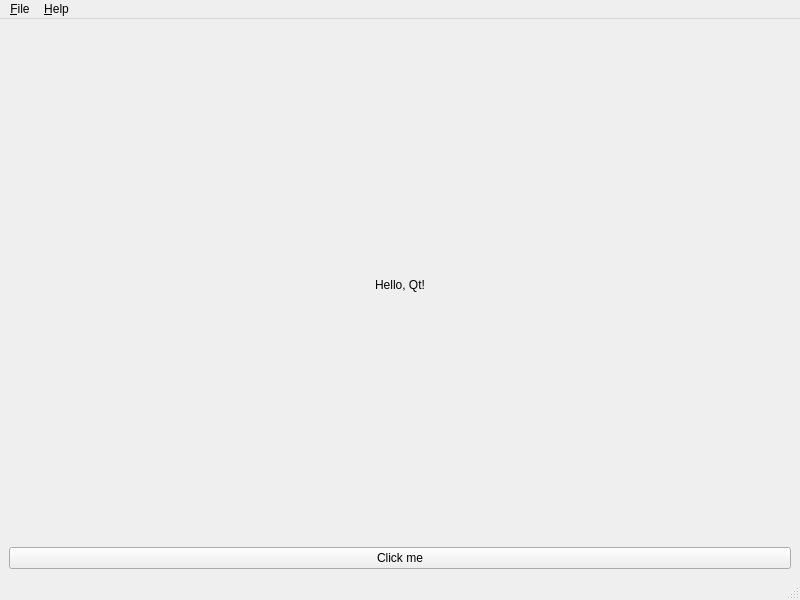
Before: the Qt Designer form src/qt_app/window.ui in cleonro/PythonTest, drawn with Qt 5.
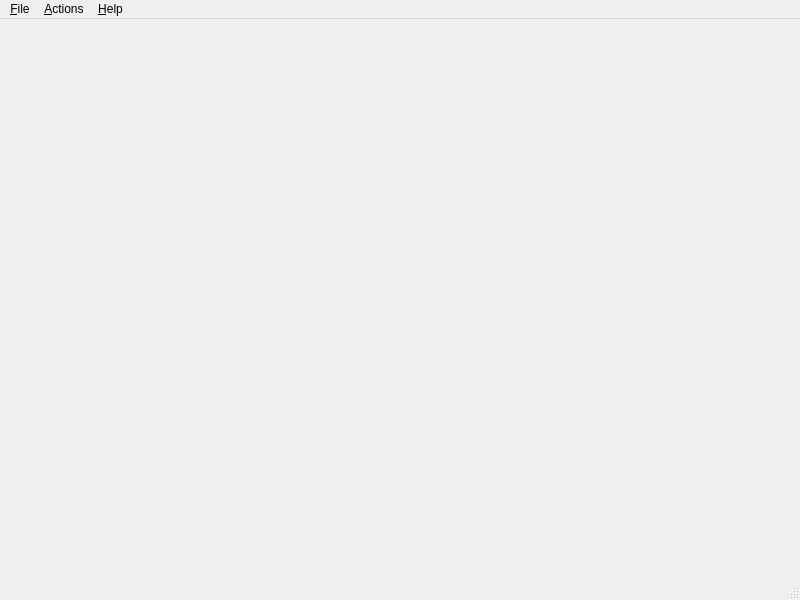
After: the same form once the commit is applied.

Patch:
```diff
--- a/src/qt_app/window.ui
+++ b/src/qt_app/window.ui
@@ -15,23 +15,6 @@
   </property>
   <widget class="QWidget" name="centralwidget">
    <layout class="QVBoxLayout" name="verticalLayout">
-    <item>
-     <widget class="QLabel" name="label">
-      <property name="text">
-       <string>Hello, Qt!</string>
-      </property>
-      <property name="alignment">
-       <set>Qt::AlignCenter</set>
-      </property>
-     </widget>
-    </item>
-    <item>
-     <widget class="QPushButton" name="pushButton">
-      <property name="text">
-       <string>Click me</string>
-      </property>
-     </widget>
-    </item>
    </layout>
   </widget>
   <widget class="QMenuBar" name="menubar">
@@ -43,26 +26,30 @@
      <height>22</height>
     </rect>
    </property>
-   <addaction name="menuFile"/>
-   <addaction name="menuHelp"/>
-  </widget>
-  <widget class="QStatusBar" name="statusbar"/>
-  <addaction name="actionExit"/>
-  <addaction name="actionAbout"/>
-  <addaction name="menuFile"/>
-  <addaction name="menuHelp"/>
   <widget class="QMenu" name="menuFile">
    <property name="title">
     <string>&amp;File</string>
    </property>
    <addaction name="actionExit"/>
   </widget>
+   <widget class="QMenu" name="menuActions">
+    <property name="title">
+     <string>&amp;Actions</string>
+    </property>
+   </widget>
   <widget class="QMenu" name="menuHelp">
    <property name="title">
     <string>&amp;Help</string>
    </property>
    <addaction name="actionAbout"/>
   </widget>
+   <addaction name="menuFile"/>
+   <addaction name="menuActions"/>
+   <addaction name="menuHelp"/>
+  </widget>
+  <widget class="QStatusBar" name="statusbar"/>
+  <addaction name="actionExit"/>
+  <addaction name="actionAbout"/>
   <action name="actionExit">
    <property name="text">
     <string>E&amp;xit</string>
```
Lines whose indentation alone changed are shown as unchanged.
